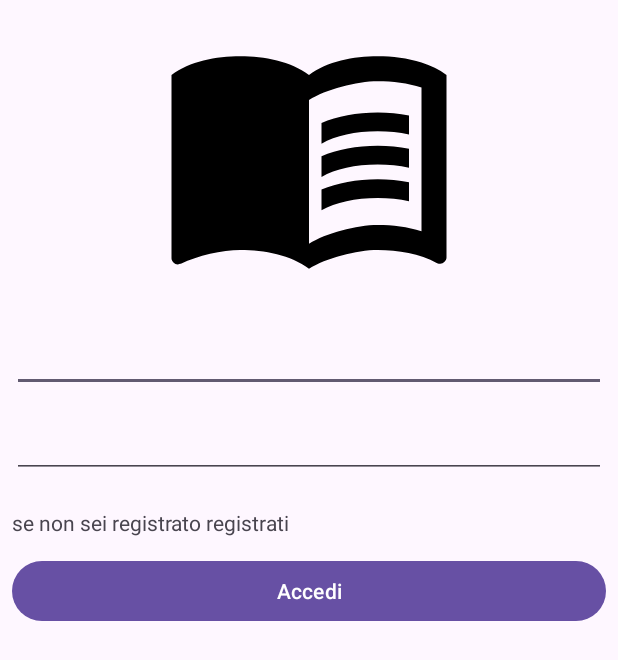
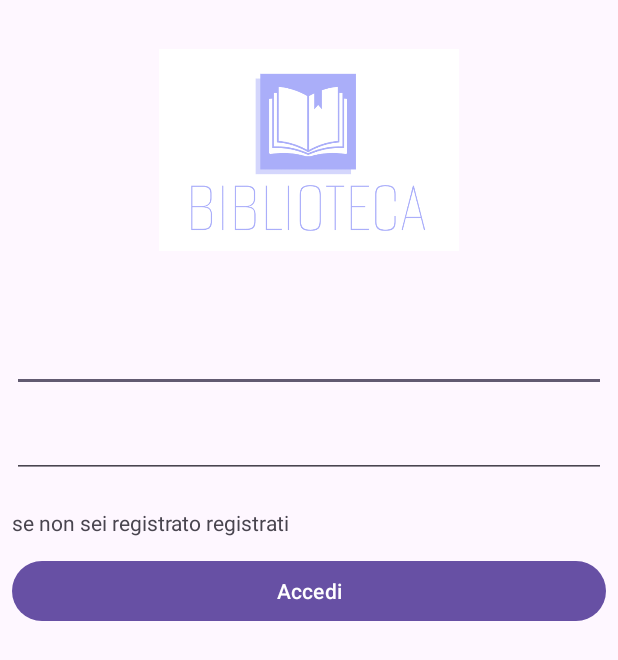
Before and after one commit to ime03/bibliotecaAndroid, an Android app: the screen it shows after launch (MainActivity), on a phone screen of 412 x 824 dp. Shown: the top 660 px of the screen. Run offline under Robolectric (Android 15) with nearby library versions, the phone set to English and light mode, and no system bars.

Commit message:
Aggiunto il logo

```diff
--- a/app/src/main/res/layout/activity_main.xml
+++ b/app/src/main/res/layout/activity_main.xml
@@ -60,5 +60,5 @@
         app:layout_constraintEnd_toEndOf="parent"
         app:layout_constraintStart_toStartOf="parent"
         app:layout_constraintTop_toTopOf="parent"
-        app:srcCompat="@drawable/baseline_menu_book_24" />
+        app:srcCompat="@drawable/logo" />
 </androidx.constraintlayout.widget.ConstraintLayout>
--- a/app/src/main/res/layout/activity_registrazione.xml
+++ b/app/src/main/res/layout/activity_registrazione.xml
@@ -13,7 +13,7 @@
         app:layout_constraintEnd_toEndOf="parent"
         app:layout_constraintStart_toStartOf="parent"
         app:layout_constraintTop_toTopOf="parent"
-        app:srcCompat="@drawable/baseline_menu_book_24" />
+        app:srcCompat="@drawable/logo" />
 
     <EditText
         android:id="@+id/EditTextNome"
```
Also changed, not shown: app/src/main/res/drawable/logo.png (added).
